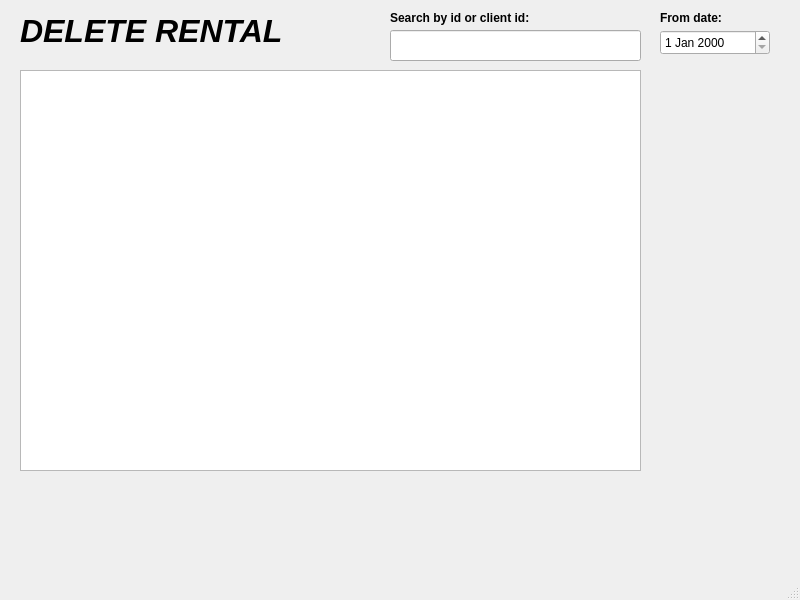
sluchson/Projekt-Studia-HotelSystem, file deleterental.ui: the form before one commit.
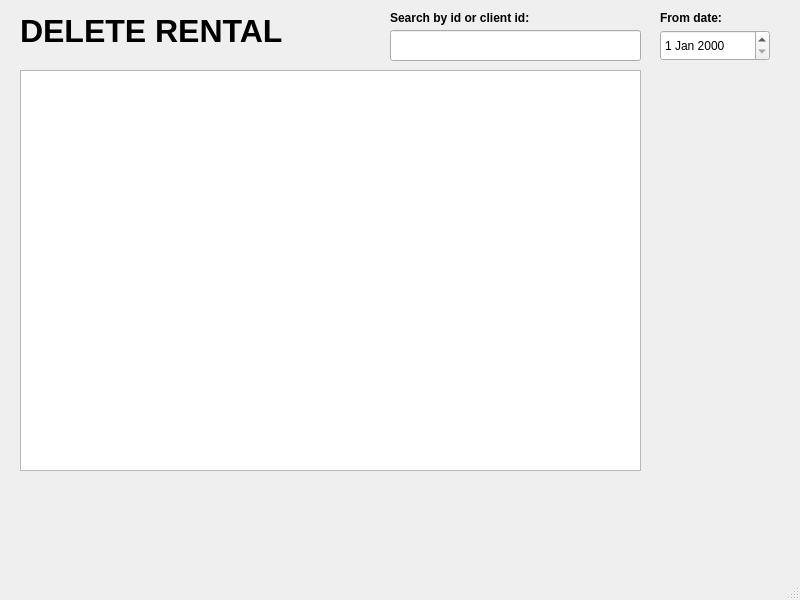
The form after the commit.

```diff
--- a/deleterental.ui
+++ b/deleterental.ui
@@ -36,7 +36,7 @@
     <property name="font">
      <font>
       <pointsize>24</pointsize>
-      <italic>true</italic>
+      <italic>false</italic>
       <bold>true</bold>
      </font>
     </property>
@@ -60,7 +60,7 @@
       <x>660</x>
       <y>30</y>
       <width>110</width>
-      <height>25</height>
+      <height>31</height>
      </rect>
     </property>
    </widget>
```
Left out of the diff: 2 changed lines with no effect on the pictures.
